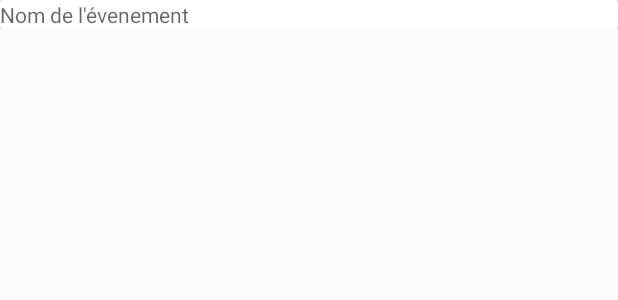
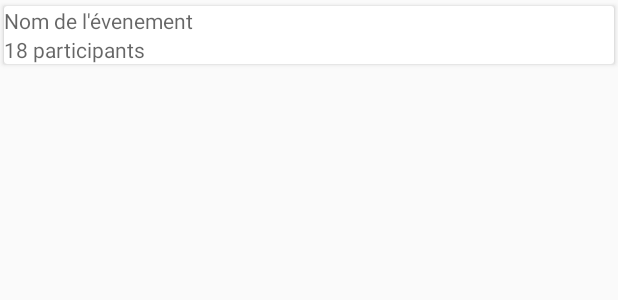
Before and after one commit to GerardJerome/smashggMobile, an Android app: the layout card_view_layout.xml on its own in the app's theme, with its tools: preview values and no code run, on a phone screen of 412 x 824 dp. Shown: the top 300 px of the screen. Run offline under Robolectric (Android 15) with nearby library versions, the phone set to English and light mode, and no system bars.

Commit message:
On modifie les cardview

```diff
--- a/app/src/main/java/com/jger/ui/adapter/ListEventAdapter.kt
+++ b/app/src/main/java/com/jger/ui/adapter/ListEventAdapter.kt
@@ -25,5 +25,8 @@ class ListEventAdapter(val listEvents: List<TournamentQuery.Event?>?) : Recycler
 
     override fun onBindViewHolder(holder: EventViewHolder, position: Int) {
         holder.itemView.findViewById<TextView>(R.id.event_name_txt).text= listEvents!![position]!!.name
+        holder.itemView.findViewById<TextView>(R.id.nombre_entrant_txt).text =
+            """${listEvents!![position]!!.numEntrants.toString()} participant(s)"""
+        holder.itemView.findViewById<TextView>(R.id.start_at_txt).text = listEvents!![position]!!.startAt.
     }
 }
--- a/app/src/main/res/layout/card_view_layout.xml
+++ b/app/src/main/res/layout/card_view_layout.xml
@@ -10,13 +10,9 @@
         android:layout_height="match_parent"
         app:layout_constraintTop_toTopOf="parent"
         app:layout_constraintStart_toStartOf="parent"
-        android:clipToPadding="false"
-        android:clipChildren="false"
-        card_view:cardElevation="10dp"
-        card_view:cardPreventCornerOverlap="false"
-        android:elevation="8dp"
-        android:divider="@android:color/transparent"
-        android:dividerHeight="0.0px">
+        app:cardUseCompatPadding="true"
+        >
+
         <androidx.constraintlayout.widget.ConstraintLayout
             android:layout_width="match_parent"
             android:layout_height="match_parent">
@@ -28,7 +24,32 @@
                 app:layout_constraintTop_toTopOf="parent"
                 app:layout_constraintStart_toStartOf="parent"
                 android:hint="Nom de l'évenement">
+            </TextView>
+            <TextView
+                android:layout_width="wrap_content"
+                android:layout_height="wrap_content"
+                app:layout_constraintTop_toBottomOf="@id/event_name_txt"
+                android:id="@+id/nombre_entrant_txt"
+                android:hint="18 participants"
+                app:layout_constraintStart_toStartOf="parent"
+                >
+            </TextView>
+            <ImageView
+                android:layout_width="wrap_content"
+                android:layout_height="wrap_content"
+                android:id="@+id/game_image"
+                app:layout_constraintTop_toTopOf="@id/event_name_txt"
+                app:layout_constraintEnd_toEndOf="parent">
 
+            </ImageView>
+
+            <TextView
+                android:layout_width="wrap_content"
+                android:layout_height="wrap_content"
+                app:layout_constraintBottom_toBottomOf="@id/nombre_entrant_txt"
+                app:layout_constraintEnd_toEndOf="parent"
+                android:id="@+id/start_at_txt"
+                >
             </TextView>
 
         </androidx.constraintlayout.widget.ConstraintLayout>
```
